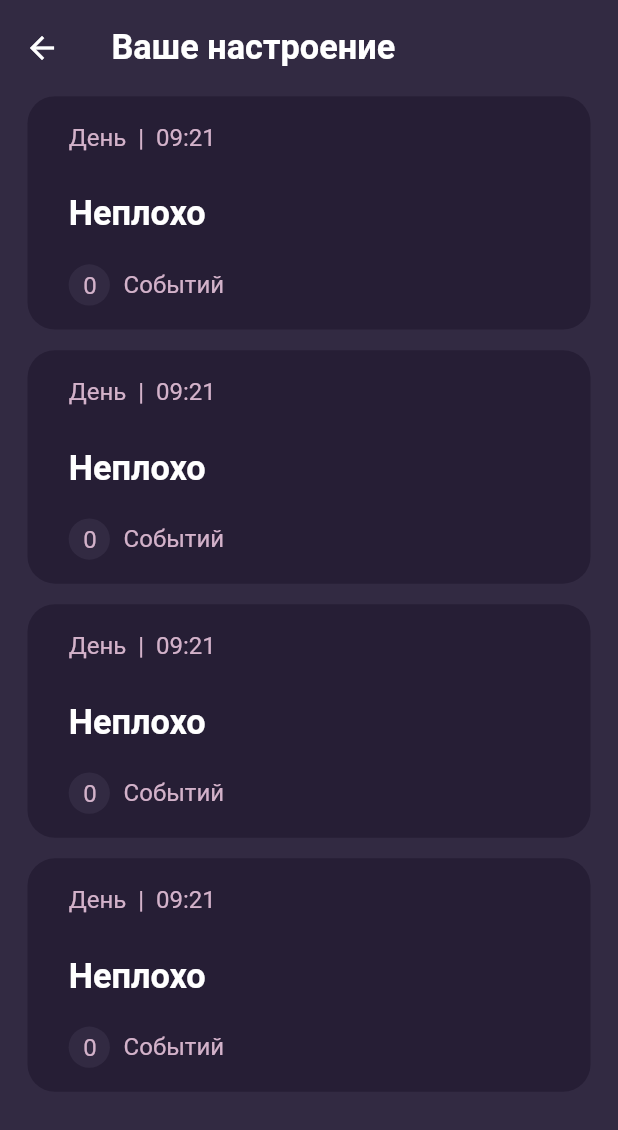
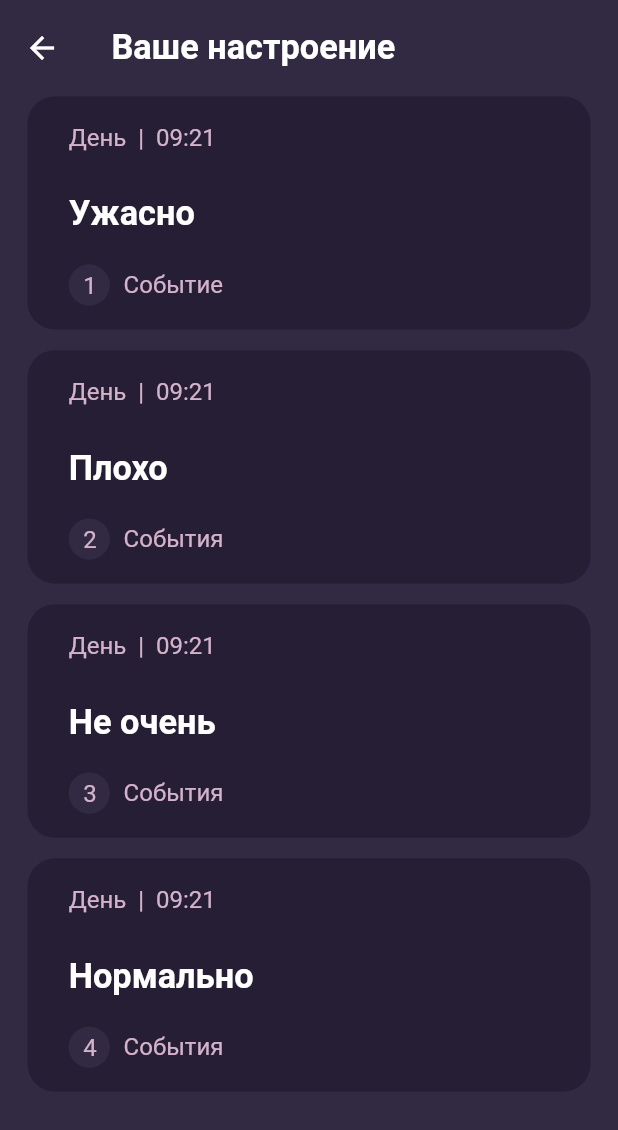
Before and after one commit to fedosovmu/mind_tracker, a Flutter app: the MainScreen screen opened directly, on a phone screen of 412 x 824 dp. Shown: the top 1130 px of the screen. Run offline on Flutter 3.47's test engine with Material 2 defaults, Android fonts, the phone set to English and light mode, and no system bars.

Commit message:
В карточки с оценками добавлено склонение событи и зменение названия настроения

```diff
--- a/lib/src/app.dart
+++ b/lib/src/app.dart
@@ -18,9 +18,9 @@ class MindTrackerApp extends StatelessWidget {
       debugShowCheckedModeBanner: false,
       title: 'Flutter Demo',
       theme: AppTheme,
-      home: OnboardingScreen(1),
+      //home: OnboardingScreen(1),
       //home: MoodAssessmentScreen(showSkipButton: false),
-      //home: MainScreen(),
+      home: MainScreen(),
     );
   }
 }
--- a/lib/src/views/ui/main_screen.dart
+++ b/lib/src/views/ui/main_screen.dart
@@ -30,7 +30,12 @@ class MainScreen extends StatelessWidget with WidgetData {
         titleSpacing: dp(16),
       ),
       body: ListView (
-        children: List.generate(4, (index) => MoodAssessmentCard(_moodAssess)),
+        children: List.generate(4, (index) =>
+            MoodAssessmentCard(
+              mood: index+1,
+              eventNumber: index+1,
+              dateTimeString: 'День  |  09:21',)
+        ),
       )
     );
   }
--- a/lib/src/views/ui/widgets/mood_assessment_card.dart
+++ b/lib/src/views/ui/widgets/mood_assessment_card.dart
@@ -4,10 +4,14 @@ import '../../utils/metrics.dart';
 
 
 class MoodAssessmentCard extends StatelessWidget with WidgetData {
-  var _mood;
+  int _mood;
+  int _eventNumber;
+  String _dateTimeString;
 
-  MoodAssessmentCard (mood) {
+  MoodAssessmentCard ({int mood, int eventNumber, String dateTimeString}) {
     _mood = mood;
+    _eventNumber = eventNumber;
+    _dateTimeString = dateTimeString;
   }
 
 
@@ -27,14 +31,14 @@ class MoodAssessmentCard extends StatelessWidget with WidgetData {
               Container(
                 height: dp(41),
                 child: Text(
-                  'День  |  09:21',
+                  _dateTimeString,
                   style: textStyles['dayTime'],
                 ),
               ),
               Container(
                 height: dp(41),
                 child: Text(
-                  'Неплохо',
+                  content['moodNames'][_mood],
                   style: textStyles['mood'],
                 ),
               ),
@@ -48,7 +52,7 @@ class MoodAssessmentCard extends StatelessWidget with WidgetData {
                         height: dp(24),
                         padding: EdgeInsets.only(left: dp(8.5), top: dp(4)),
                         child: Text(
-                          '${_mood}',
+                          '${_eventNumber}',
                           style: textStyles['events'],
                         ),
                         decoration: BoxDecoration(
@@ -60,7 +64,7 @@ class MoodAssessmentCard extends StatelessWidget with WidgetData {
                         width: dp(8),
                       ),
                       Text(
-                        'Событий',
+                        content['getEventWord'](_mood),
                         style: textStyles['events'],
                       ),
                     ],
--- a/lib/src/views/utils/app_content.dart
+++ b/lib/src/views/utils/app_content.dart
@@ -2,6 +2,16 @@
 
 
 class AppContent {
+  static const _moodNames = {
+    1: 'Ужасно',
+    2: 'Плохо',
+    3: 'Не очень',
+    4: 'Нормально',
+    5: 'Хорошо',
+    6: 'Отлично',
+    7: 'Восхитительно',
+  };
+
   static final widgetsData = {
     'onboardingScreen': const {
       'screenTexts': {
@@ -29,15 +39,7 @@ class AppContent {
               item) => 'assets/images/mood_assessment/mood_spheres/$item.png'
       ),
       'pathToMoodSliderImage': 'assets/images/mood_assessment/mood_slider.png',
-      'moodNames': {
-        1: 'Ужасно',
-        2: 'Плохо',
-        3: 'Не очень',
-        4: 'Нормально',
-        5: 'Хорошо',
-        6: 'Отлично',
-        7: 'Восхитительно',
-      } as dynamic,
+      'moodNames': _moodNames,
       'secondaryMoodText': 'Настроение',
       'secondaryPullText': 'Потяни',
       'assessButtonText': 'Оценить',
@@ -47,5 +49,18 @@ class AppContent {
     'mainScreen': {
       'title': 'Ваше настроение'
     },
+
+    'moodAssessmentCard': {
+      'moodNames': _moodNames,
+      'getEventWord': (int eventsNumber) {
+        if (eventsNumber == 1) {
+          return 'Событие';
+        } else if (eventsNumber > 1 && eventsNumber <= 4) {
+          return 'События';
+        } else {
+          return 'Событий';
+        }
+      } as dynamic,
+    }
   };
 }
```
